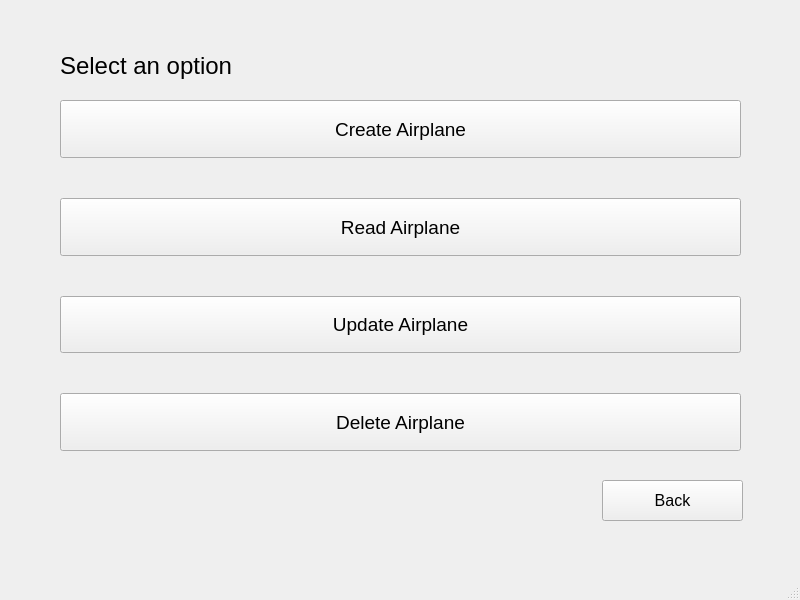
The window that GJR/views/manageAirplane.ui (CaduRomaniello/GJR) describes before a commit, drawn with Qt 5.
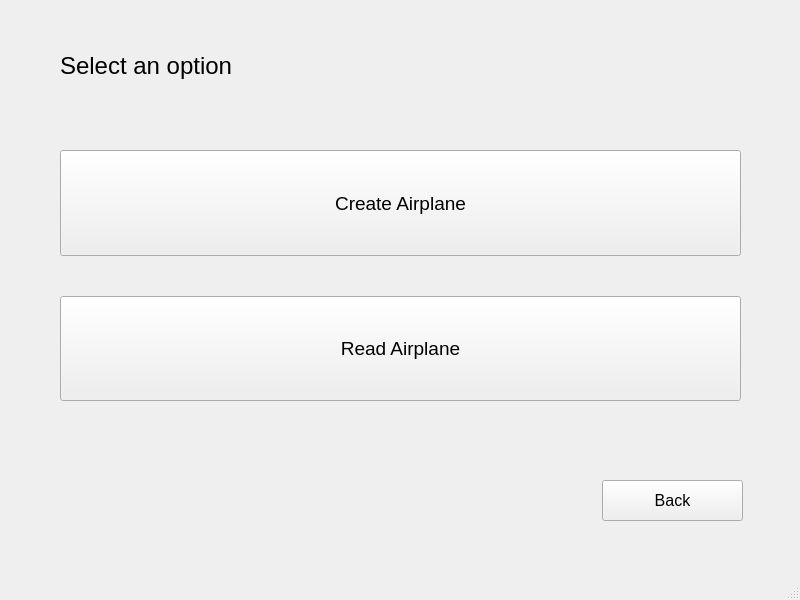
The same window after the commit.

Patch:
```diff
--- a/GJR/views/manageAirplane.ui
+++ b/GJR/views/manageAirplane.ui
@@ -18,12 +18,12 @@
     <property name="geometry">
      <rect>
       <x>60</x>
-      <y>100</y>
+      <y>150</y>
       <width>681</width>
-      <height>351</height>
+      <height>251</height>
      </rect>
     </property>
-    <layout class="QVBoxLayout" name="verticalLayout" stretch="0,0,0,0">
+    <layout class="QVBoxLayout" name="verticalLayout" stretch="0,0">
      <property name="spacing">
       <number>40</number>
      </property>
@@ -69,42 +69,6 @@
        </property>
       </widget>
      </item>
-     <item>
-      <widget class="QPushButton" name="button_update_airplane">
-       <property name="sizePolicy">
-        <sizepolicy hsizetype="Minimum" vsizetype="Minimum">
-         <horstretch>0</horstretch>
-         <verstretch>0</verstretch>
-        </sizepolicy>
-       </property>
-       <property name="font">
-        <font>
-         <pointsize>14</pointsize>
-        </font>
-       </property>
-       <property name="text">
-        <string>Update Airplane</string>
-       </property>
-      </widget>
-     </item>
-     <item>
-      <widget class="QPushButton" name="button_delete_airplane">
-       <property name="sizePolicy">
-        <sizepolicy hsizetype="Minimum" vsizetype="Minimum">
-         <horstretch>0</horstretch>
-         <verstretch>0</verstretch>
-        </sizepolicy>
-       </property>
-       <property name="font">
-        <font>
-         <pointsize>14</pointsize>
-        </font>
-       </property>
-       <property name="text">
-        <string>Delete Airplane</string>
-       </property>
-      </widget>
-     </item>
     </layout>
    </widget>
    <widget class="QLabel" name="label_title">
```
Left out of the diff: 2 changed lines with no effect on the pictures.
